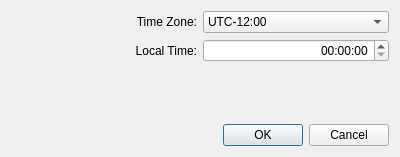
The window that src/gui/DialogTime.ui (marek-cel/mscsim-cc0) describes before a commit, drawn with Qt 5.
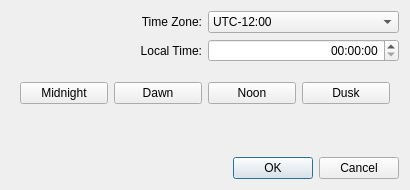
The same window after the commit.

```diff
--- a/src/gui/DialogTime.ui
+++ b/src/gui/DialogTime.ui
@@ -6,8 +6,8 @@
    <rect>
     <x>0</x>
     <y>0</y>
-    <width>400</width>
-    <height>157</height>
+    <width>410</width>
+    <height>190</height>
    </rect>
   </property>
   <property name="windowTitle">
@@ -20,6 +20,19 @@
    <bool>true</bool>
   </property>
   <layout class="QGridLayout" name="gridLayout">
+   <item row="3" column="0" colspan="2">
+    <spacer name="verticalSpacer">
+     <property name="orientation">
+      <enum>Qt::Vertical</enum>
+     </property>
+     <property name="sizeHint" stdset="0">
+      <size>
+       <width>20</width>
+       <height>114</height>
+      </size>
+     </property>
+    </spacer>
+   </item>
    <item row="0" column="0">
     <widget class="QLabel" name="labelZone">
      <property name="text">
@@ -162,6 +175,13 @@
      </item>
     </widget>
    </item>
+   <item row="1" column="1">
+    <widget class="QTimeEdit" name="timeEdit">
+     <property name="alignment">
+      <set>Qt::AlignRight|Qt::AlignTrailing|Qt::AlignVCenter</set>
+     </property>
+    </widget>
+   </item>
    <item row="1" column="0">
     <widget class="QLabel" name="labelTime">
      <property name="text">
@@ -175,14 +195,7 @@
      </property>
     </widget>
    </item>
-   <item row="1" column="1">
-    <widget class="QTimeEdit" name="timeEdit">
-     <property name="alignment">
-      <set>Qt::AlignRight|Qt::AlignTrailing|Qt::AlignVCenter</set>
-     </property>
-    </widget>
-   </item>
-   <item row="3" column="0" colspan="2">
+   <item row="4" column="0" colspan="2">
     <widget class="QDialogButtonBox" name="buttonBox">
      <property name="orientation">
       <enum>Qt::Horizontal</enum>
@@ -193,17 +206,44 @@
     </widget>
    </item>
    <item row="2" column="0" colspan="2">
-    <spacer name="verticalSpacer">
-     <property name="orientation">
-      <enum>Qt::Vertical</enum>
-     </property>
-     <property name="sizeHint" stdset="0">
+    <widget class="QWidget" name="widget" native="true">
+     <property name="minimumSize">
       <size>
-       <width>20</width>
-       <height>114</height>
+       <width>0</width>
+       <height>50</height>
       </size>
      </property>
-    </spacer>
+     <layout class="QGridLayout" name="gridLayout_2">
+      <item row="0" column="1">
+       <widget class="QPushButton" name="pushButton_06">
+        <property name="text">
+         <string>Dawn</string>
+        </property>
+       </widget>
+      </item>
+      <item row="0" column="0">
+       <widget class="QPushButton" name="pushButton_00">
+        <property name="text">
+         <string>Midnight</string>
+        </property>
+       </widget>
+      </item>
+      <item row="0" column="2">
+       <widget class="QPushButton" name="pushButton_12">
+        <property name="text">
+         <string>Noon</string>
+        </property>
+       </widget>
+      </item>
+      <item row="0" column="3">
+       <widget class="QPushButton" name="pushButton_18">
+        <property name="text">
+         <string>Dusk</string>
+        </property>
+       </widget>
+      </item>
+     </layout>
+    </widget>
    </item>
   </layout>
  </widget>
```
